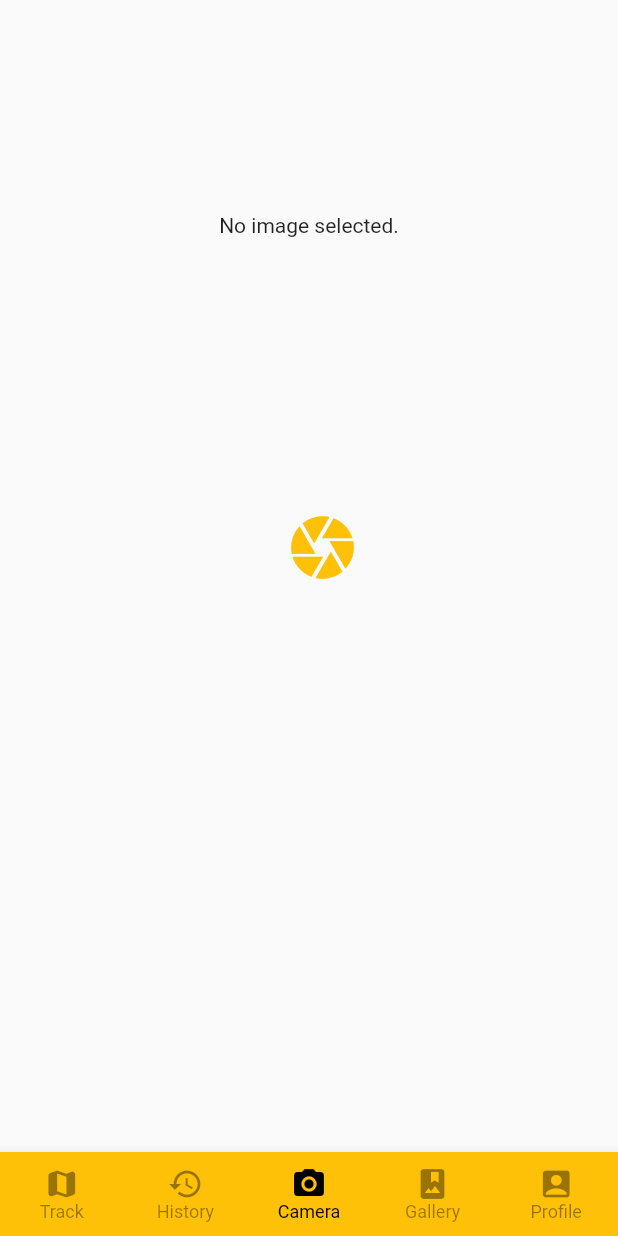
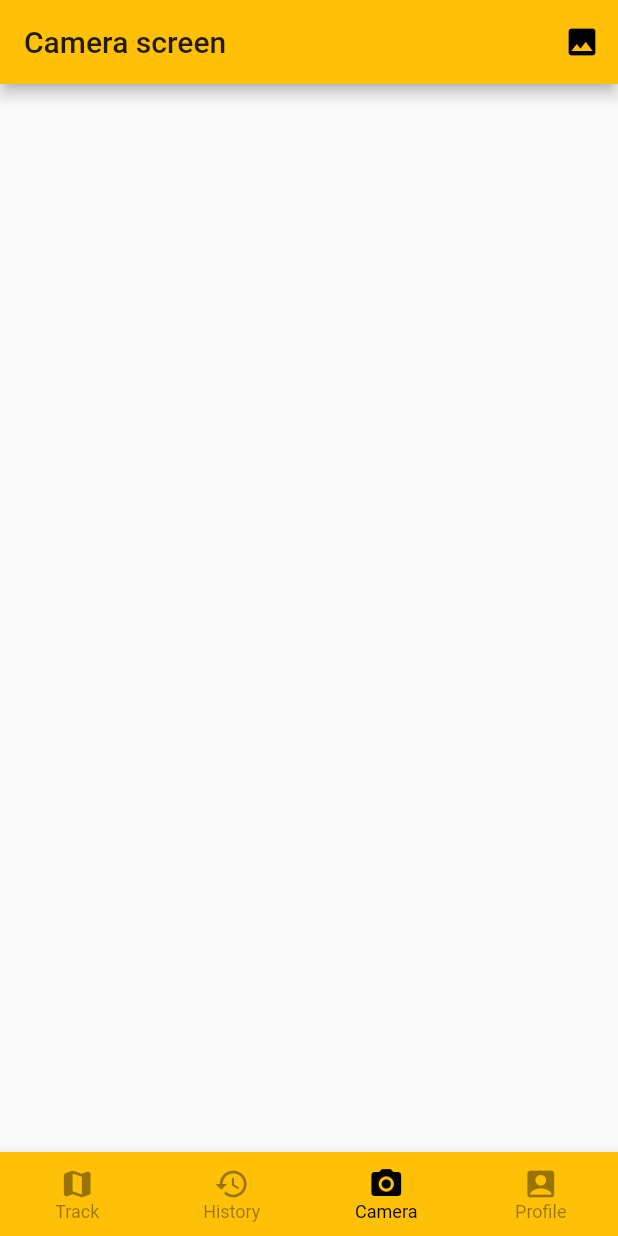
Before and after one commit to lucasseabra97/cm-project, a Flutter app: the screen it shows after launch, item 3 of the bottom bar chosen, on a phone screen of 412 x 824 dp. Run offline on Flutter 3.47's test engine with Material 2 defaults, Android fonts, the phone set to English and light mode, and no system bars; our stand-ins replace camera, geolocator, google_maps_flutter, image_picker, location, qr_flutter and 2 more; missing offline and left inert: flutter_polyline_points, qrscan; accounts and stored records are empty.

Commit message:
[Cam/Gallery] BD functional; Minor bug fixes; Added support to delete tracks in history

```diff
--- a/bikeTrack/lib/main.dart
+++ b/bikeTrack/lib/main.dart
@@ -2,9 +2,6 @@ import 'package:bikeTrack/screens/history_screen.dart';
 import 'package:bikeTrack/screens/splash_screen.dart';
 import 'package:bikeTrack/services/database_helper.dart';
 import 'package:flutter/material.dart';
-import 'screens/home_screen.dart';
-import 'screens/login_screen.dart';
-import 'screens/signup_screen.dart';
 import 'package:provider/provider.dart';
 import 'models/authentication.dart';
 
@@ -34,11 +31,6 @@ class MyApp extends StatelessWidget {
             primarySwatch: Colors.amber,
           ),
           home: Splash_Screen(),
-          routes: {
-            SignupScreen.routeName: (ctx) => SignupScreen(),
-            LoginScreen.routeName: (ctx) => LoginScreen(),
-            HomeScreen.routeName: (ctx) => HomeScreen(),
-          },
         ));
   }
 }
--- a/bikeTrack/lib/screens/camera_screen.dart
+++ b/bikeTrack/lib/screens/camera_screen.dart
@@ -13,17 +13,17 @@ class CameraScreen extends StatefulWidget {
 }
 
 class _CameraScreen extends State<CameraScreen> {
-  DBhelper dbhelper;
+  DatabaseHelperImages dbhelper;
   List<Photo> images;
   final _picker = ImagePicker();
   PickedFile _pf;
-  File _image;
+  PickedFile _image;
   List<File> _images;
   @override
   void initState() {
     super.initState();
     images = [];
-    dbhelper = DBhelper();
+    dbhelper = DatabaseHelperImages.instance;
     refreshImages();
   }
 
@@ -37,39 +37,15 @@ class _CameraScreen extends State<CameraScreen> {
   }
 
   Future<void> pickImageFromCamera() async {
-    // PickedFile image =
-    //     await _picker.getImage(source: ImageSource.camera, imageQuality: 50);
-    var image = await ImagePicker.pickImage(
-        source: ImageSource.camera, imageQuality: 50);
-    setState(() {
-      _image = image;
-      //_images.add(image);
-    });
-  }
-
-  Future<void> imgFromGallery() async {
-    //PickedFile image = await _picker.getImage(source: ImageSource.gallery);
-    var image = await ImagePicker.pickImage(source: ImageSource.gallery);
-    setState(() {
-      _image = image;
-    });
-  }
-
-  Future<void> pickImageFromGallery() async {
-    final pickedFile = await _picker.getImage(source: ImageSource.gallery);
-    final bytes = await pickedFile.readAsBytes();
-    if (pickedFile != null) {
-      //_image = File(pickedFile.path);
+    PickedFile image =
+        await _picker.getImage(source: ImageSource.camera, imageQuality: 50);
+    final bytes = await image.readAsBytes();
+    if (image != null) {
       String imgString = base64Encode(bytes);
-      //print(imgString);
-
       Photo photo = Photo(imgString);
-
       dbhelper.save(photo);
-      refreshImages();
-    } else {
-      print('No image selected.');
     }
+    refreshImages();
   }
 
   gridView() {
@@ -92,59 +68,24 @@ class _CameraScreen extends State<CameraScreen> {
     );
   }
 
-  // @override
-  // Widget build(BuildContext context) {
-  //   return Scaffold(
-  //     appBar: AppBar(
-  //       title: Text('Camera screen'),
-  //       actions: <Widget>[
-  //         IconButton(
-  //             icon: Icon(Icons.image),
-  //             onPressed: () {
-  //               pickImageFromGallery();
-  //             })
-  //       ],
-  //     ),
-  //     body: Center(
-  //       child: Column(
-  //         mainAxisAlignment: MainAxisAlignment.start,
-  //         children: <Widget>[Flexible(child: gridView())],
-  //       ),
-  //     ),
-  //   );
-  // }
-
   @override
   Widget build(BuildContext context) {
     return Scaffold(
-      body: ListView(
-        children: <Widget>[
-          Container(
-            height: 300,
-            child: Center(
-              child: _image == null
-                  ? Text('No image selected.')
-                  : Image.file(_image),
-            ),
-          ),
-          Padding(
-            padding: const EdgeInsets.all(32),
-            child: Row(
-              mainAxisAlignment: MainAxisAlignment.center,
-              children: <Widget>[
-                IconButton(
-                    icon: Icon(
-                      Icons.camera,
-                      size: 50,
-                      color: Colors.amber,
-                    ),
-                    onPressed: () {
-                      pickImageFromCamera();
-                    }),
-              ],
-            ),
-          )
+      appBar: AppBar(
+        title: Text('Camera screen'),
+        actions: <Widget>[
+          IconButton(
+              icon: Icon(Icons.image),
+              onPressed: () {
+                pickImageFromCamera();
+              })
         ],
+      ),
+      body: Center(
+        child: Column(
+          mainAxisAlignment: MainAxisAlignment.start,
+          children: <Widget>[Flexible(child: gridView())],
+        ),
       ),
     );
   }
--- a/bikeTrack/lib/screens/history_screen.dart
+++ b/bikeTrack/lib/screens/history_screen.dart
@@ -80,7 +80,8 @@ class _HistoryScreen extends State<HistoryScreen> {
                   Navigator.push(
                       context,
                       MaterialPageRoute(
-                        builder: (context) => HistoryInfo(index: _id),
+                        builder: (context) =>
+                            HistoryInfo(index: _tracks[index].id),
                       ));
                 }),
           ],
--- a/bikeTrack/lib/screens/home_screen.dart
+++ b/bikeTrack/lib/screens/home_screen.dart
@@ -19,7 +19,6 @@ class _HomeScreen extends State<HomeScreen> {
     MapsScreen(),
     HistoryScreen(),
     CameraScreen(),
-    GalleryScreen(),
     ProfileScreen(),
   ];
 
@@ -42,8 +41,6 @@ class _HomeScreen extends State<HomeScreen> {
       BottomNavigationBarItem(
           icon: const Icon(Icons.camera_alt), label: 'Camera'),
       BottomNavigationBarItem(
-          icon: const Icon(Icons.photo_album), label: 'Gallery'),
-      BottomNavigationBarItem(
           icon: const Icon(Icons.account_box_rounded), label: 'Profile'),
     ];
 
--- a/bikeTrack/lib/services/database_helper.dart
+++ b/bikeTrack/lib/services/database_helper.dart
@@ -90,4 +90,10 @@ class DatabaseHelper extends ChangeNotifier {
     }
     return null;
   }
+
+  Future<int> delete(int id) async {
+    Database db = await database;
+    notifyListeners();
+    return await db.delete("TableTrackInfo", where: '_id = ?', whereArgs: [id]);
+  }
 }
--- a/bikeTrack/lib/services/dbhelper.dart
+++ b/bikeTrack/lib/services/dbhelper.dart
@@ -1,30 +1,37 @@
 import 'dart:io';
 import 'package:bikeTrack/services/photo.dart';
+import 'package:flutter/material.dart';
 import 'dart:async';
 import 'package:path/path.dart';
 import 'package:sqflite/sqflite.dart';
 import 'package:path_provider/path_provider.dart';
 
-class DBhelper {
-  static Database _db;
+class DatabaseHelperImages extends ChangeNotifier {
+  static final _databaseName = "photos.db";
   static const String ID = 'id';
   static const String NAME = 'photoName';
   static const String TABLE = 'PhotosTable';
-  static const String DB_NAME = 'photos.db';
 
-  Future<Database> get db async {
-    if (_db != null) {
-      return _db;
-    }
-    _db = await initDB();
-    return _db;
+  // Increment this version when you need to change the schema.
+  static final _databaseVersion = 1;
+
+  DatabaseHelperImages._privateConstructor();
+  static final DatabaseHelperImages instance =
+      DatabaseHelperImages._privateConstructor();
+
+  static Database _database;
+  Future<Database> get database async {
+    if (_database != null) return _database;
+    _database = await _initDatabase();
+    return _database;
   }
 
-  initDB() async {
+  _initDatabase() async {
     Directory documentsDirectory = await getApplicationDocumentsDirectory();
-    String path = join(documentsDirectory.path, DB_NAME);
-    var db = await openDatabase(path, version: 1, onCreate: _onCreate);
-    return db;
+    String path = join(documentsDirectory.path, _databaseName);
+
+    return await openDatabase(path,
+        version: _databaseVersion, onCreate: _onCreate);
   }
 
   _onCreate(Database db, int version) async {
@@ -33,14 +40,14 @@ class DBhelper {
   }
 
   Future<Photo> save(Photo photo) async {
-    var dbClient = await db;
-    photo.id = await dbClient.insert(TABLE, photo.toMap());
+    Database db = await database;
+    photo.id = await db.insert(TABLE, photo.toMap());
     return photo;
   }
 
   Future<List<Photo>> getPhotos() async {
-    var dbClient = await db;
-    List<Map> maps = await dbClient.query(TABLE, columns: [ID, NAME]);
+    Database db = await database;
+    List<Map> maps = await db.query(TABLE, columns: [ID, NAME]);
     List<Photo> photos = [];
     if (maps.length > 0) {
       for (int i = 0; i < maps.length; i++) {
@@ -51,7 +58,7 @@ class DBhelper {
   }
 
   Future close() async {
-    var dbClient = await db;
-    dbClient.close();
+    Database db = await database;
+    db.close();
   }
 }
```
Also changed, not shown: bikeTrack/lib/screens/history_info.dart (+52 -2 lines).
